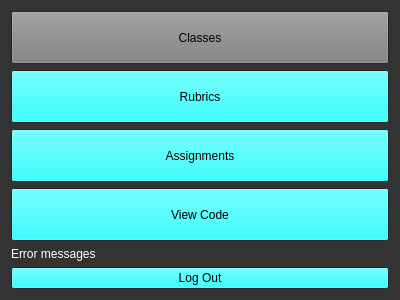
Laucksy/CS-205-Project, file GUI/dataview.ui: the form before one commit.
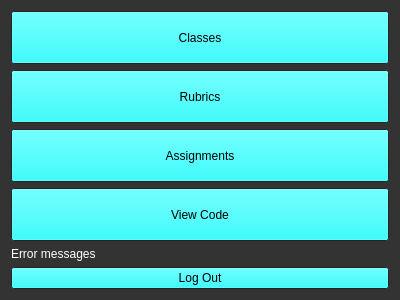
The form after the commit.

The edit to the form file:
```diff
--- a/GUI/dataview.ui
+++ b/GUI/dataview.ui
@@ -125,9 +125,9 @@
         <colorrole role="Button">
          <brush brushstyle="SolidPattern">
           <color alpha="255">
-           <red>127</red>
-           <green>127</green>
-           <blue>127</blue>
+           <red>0</red>
+           <green>255</green>
+           <blue>255</blue>
           </color>
          </brush>
         </colorrole>
@@ -163,9 +163,9 @@
         <colorrole role="Button">
          <brush brushstyle="SolidPattern">
           <color alpha="255">
-           <red>127</red>
-           <green>127</green>
-           <blue>127</blue>
+           <red>0</red>
+           <green>255</green>
+           <blue>255</blue>
           </color>
          </brush>
         </colorrole>
@@ -201,9 +201,9 @@
         <colorrole role="Button">
          <brush brushstyle="SolidPattern">
           <color alpha="255">
-           <red>127</red>
-           <green>127</green>
-           <blue>127</blue>
+           <red>0</red>
+           <green>255</green>
+           <blue>255</blue>
           </color>
          </brush>
         </colorrole>
```
